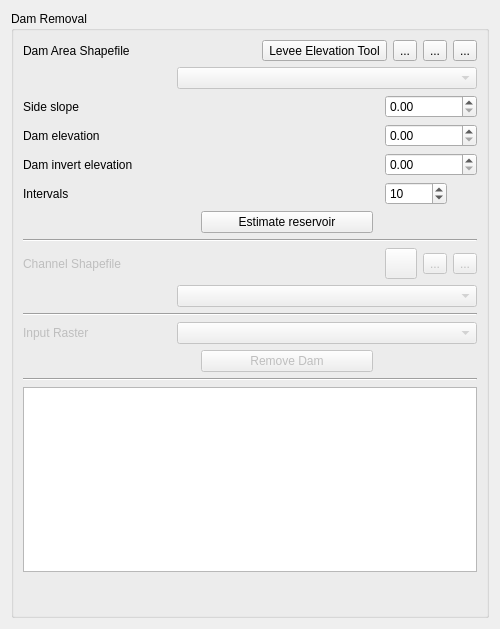
Before: the Qt Designer form flo2d/ui/pre_processing_widget.ui in FLO-2DSoftware/qgis-flo-2d-plugin, drawn with Qt 5.
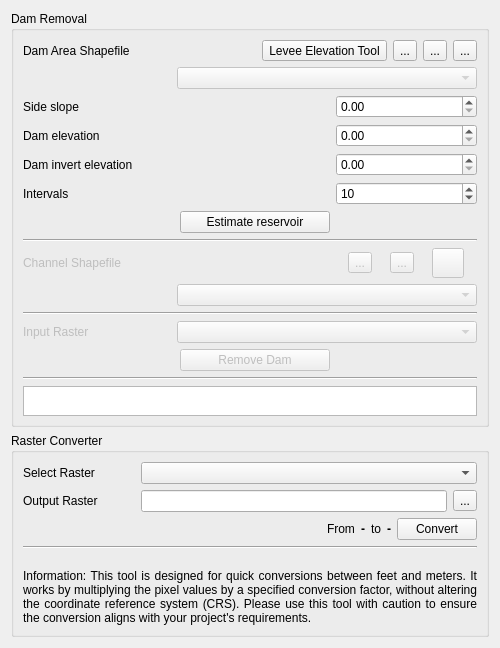
After: the same form once the commit is applied. Icons and pictures are not drawn. Custom widgets are drawn as their Qt base class.

Commit message: Added the raster converter

Patch:
```diff
--- a/flo2d/ui/pre_processing_widget.ui
+++ b/flo2d/ui/pre_processing_widget.ui
@@ -7,20 +7,435 @@
     <x>0</x>
     <y>0</y>
     <width>500</width>
-    <height>629</height>
+    <height>72</height>
    </rect>
   </property>
   <property name="windowTitle">
    <string>Form</string>
   </property>
   <layout class="QGridLayout" name="gridLayout_2">
+   <item row="1" column="0">
+    <widget class="QgsCollapsibleGroupBox" name="mGroupBox_2">
+     <property name="title">
+      <string>Raster Converter</string>
+     </property>
+     <property name="collapsed">
+      <bool>true</bool>
+     </property>
+     <layout class="QGridLayout" name="gridLayout_4">
+      <item row="1" column="0">
+       <widget class="Line" name="line_4">
+        <property name="orientation">
+         <enum>Qt::Horizontal</enum>
+        </property>
+       </widget>
+      </item>
+      <item row="0" column="0">
+       <layout class="QGridLayout" name="gridLayout">
+        <item row="2" column="0" rowspan="2" colspan="4">
+         <layout class="QHBoxLayout" name="horizontalLayout_7">
+          <item>
+           <spacer name="horizontalSpacer_15">
+            <property name="orientation">
+             <enum>Qt::Horizontal</enum>
+            </property>
+            <property name="sizeHint" stdset="0">
+             <size>
+              <width>40</width>
+              <height>20</height>
+             </size>
+            </property>
+           </spacer>
+          </item>
+          <item>
+           <widget class="QLabel" name="label_9">
+            <property name="text">
+             <string>From</string>
+            </property>
+           </widget>
+          </item>
+          <item>
+           <widget class="QLabel" name="from_units_le">
+            <property name="font">
+             <font>
+              <weight>75</weight>
+              <bold>true</bold>
+             </font>
+            </property>
+            <property name="text">
+             <string>-</string>
+            </property>
+           </widget>
+          </item>
+          <item>
+           <widget class="QLabel" name="label_11">
+            <property name="text">
+             <string>to</string>
+            </property>
+           </widget>
+          </item>
+          <item>
+           <widget class="QLabel" name="to_units_le">
+            <property name="font">
+             <font>
+              <weight>75</weight>
+              <bold>true</bold>
+             </font>
+            </property>
+            <property name="text">
+             <string>-</string>
+            </property>
+           </widget>
+          </item>
+          <item>
+           <widget class="QPushButton" name="convert_raster_btn">
+            <property name="text">
+             <string>Convert</string>
+            </property>
+           </widget>
+          </item>
+         </layout>
+        </item>
+        <item row="0" column="0">
+         <widget class="QLabel" name="label_8">
+          <property name="text">
+           <string>Select Raster</string>
+          </property>
+         </widget>
+        </item>
+        <item row="0" column="1" colspan="3">
+         <widget class="QComboBox" name="raster_converter_cbo"/>
+        </item>
+        <item row="1" column="0">
+         <widget class="QLabel" name="label_10">
+          <property name="text">
+           <string>Output Raster</string>
+          </property>
+         </widget>
+        </item>
+        <item row="1" column="1" colspan="3">
+         <layout class="QHBoxLayout" name="horizontalLayout_8">
+          <item>
+           <widget class="QLineEdit" name="output_raster_le"/>
+          </item>
+          <item>
+           <widget class="QToolButton" name="select_output_raster_btn">
+            <property name="text">
+             <string>...</string>
+            </property>
+           </widget>
+          </item>
+         </layout>
+        </item>
+       </layout>
+      </item>
+      <item row="2" column="0">
+       <widget class="QLabel" name="label_12">
+        <property name="text">
+         <string>
+Information: This tool is designed for quick conversions between feet and meters. It works by multiplying the pixel values by a specified conversion factor, without altering the coordinate reference system (CRS). Please use this tool with caution to ensure the conversion aligns with your project's requirements.</string>
+        </property>
+        <property name="alignment">
+         <set>Qt::AlignJustify|Qt::AlignVCenter</set>
+        </property>
+        <property name="wordWrap">
+         <bool>true</bool>
+        </property>
+       </widget>
+      </item>
+     </layout>
+    </widget>
+   </item>
    <item row="0" column="0">
-    <widget class="QGroupBox" name="groupBox">
+    <widget class="QgsCollapsibleGroupBox" name="mGroupBox">
      <property name="title">
       <string>Dam Removal</string>
      </property>
-     <layout class="QGridLayout" name="gridLayout">
-      <item row="0" column="0" colspan="6">
+     <property name="collapsed">
+      <bool>true</bool>
+     </property>
+     <layout class="QGridLayout" name="gridLayout_3">
+      <item row="8" column="1">
+       <spacer name="horizontalSpacer_3">
+        <property name="orientation">
+         <enum>Qt::Horizontal</enum>
+        </property>
+        <property name="sizeHint" stdset="0">
+         <size>
+          <width>150</width>
+          <height>20</height>
+         </size>
+        </property>
+       </spacer>
+      </item>
+      <item row="2" column="1">
+       <spacer name="horizontalSpacer_2">
+        <property name="orientation">
+         <enum>Qt::Horizontal</enum>
+        </property>
+        <property name="sizeHint" stdset="0">
+         <size>
+          <width>150</width>
+          <height>20</height>
+         </size>
+        </property>
+       </spacer>
+      </item>
+      <item row="6" column="2">
+       <spacer name="horizontalSpacer_11">
+        <property name="orientation">
+         <enum>Qt::Horizontal</enum>
+        </property>
+        <property name="sizeHint" stdset="0">
+         <size>
+          <width>68</width>
+          <height>20</height>
+         </size>
+        </property>
+       </spacer>
+      </item>
+      <item row="5" column="1">
+       <spacer name="horizontalSpacer_12">
+        <property name="orientation">
+         <enum>Qt::Horizontal</enum>
+        </property>
+        <property name="sizeHint" stdset="0">
+         <size>
+          <width>150</width>
+          <height>20</height>
+         </size>
+        </property>
+       </spacer>
+      </item>
+      <item row="8" column="2">
+       <layout class="QHBoxLayout" name="horizontalLayout_6">
+        <item>
+         <widget class="QToolButton" name="delete_channel_btn">
+          <property name="enabled">
+           <bool>false</bool>
+          </property>
+          <property name="toolTip">
+           <string>Delete current</string>
+          </property>
+          <property name="text">
+           <string>...</string>
+          </property>
+          <property name="icon">
+           <iconset>
+            <normaloff>../img/mActionDeleteSelected.svg</normaloff>../img/mActionDeleteSelected.svg</iconset>
+          </property>
+          <property name="iconSize">
+           <size>
+            <width>24</width>
+            <height>24</height>
+           </size>
+          </property>
+         </widget>
+        </item>
+        <item>
+         <widget class="QToolButton" name="save_changes_channel_btn">
+          <property name="enabled">
+           <bool>false</bool>
+          </property>
+          <property name="toolTip">
+           <string>Save channel</string>
+          </property>
+          <property name="text">
+           <string>...</string>
+          </property>
+          <property name="icon">
+           <iconset>
+            <normaloff>../img/mActionSaveAllEdits.svg</normaloff>../img/mActionSaveAllEdits.svg</iconset>
+          </property>
+          <property name="iconSize">
+           <size>
+            <width>24</width>
+            <height>24</height>
+           </size>
+          </property>
+         </widget>
+        </item>
+        <item>
+         <widget class="QToolButton" name="channel_tool_btn">
+          <property name="enabled">
+           <bool>false</bool>
+          </property>
+          <property name="toolTip">
+           <string>Add channel</string>
+          </property>
+          <property name="text">
+           <string/>
+          </property>
+          <property name="icon">
+           <iconset>
+            <normaloff>../img/mActionCapturePolygon.svg</normaloff>../img/mActionCapturePolygon.svg</iconset>
+          </property>
+          <property name="iconSize">
+           <size>
+            <width>24</width>
+            <height>24</height>
+           </size>
+          </property>
+          <property name="checkable">
+           <bool>false</bool>
+          </property>
+         </widget>
+        </item>
+       </layout>
+      </item>
+      <item row="3" column="1">
+       <spacer name="horizontalSpacer_5">
+        <property name="orientation">
+         <enum>Qt::Horizontal</enum>
+        </property>
+        <property name="sizeHint" stdset="0">
+         <size>
+          <width>150</width>
+          <height>20</height>
+         </size>
+        </property>
+       </spacer>
+      </item>
+      <item row="4" column="2">
+       <widget class="QDoubleSpinBox" name="h_bottom_sb">
+        <property name="maximum">
+         <double>9999.000000000000000</double>
+        </property>
+       </widget>
+      </item>
+      <item row="1" column="0" colspan="3">
+       <layout class="QHBoxLayout" name="horizontalLayout">
+        <item>
+         <spacer name="horizontalSpacer_7">
+          <property name="orientation">
+           <enum>Qt::Horizontal</enum>
+          </property>
+          <property name="sizeHint" stdset="0">
+           <size>
+            <width>138</width>
+            <height>20</height>
+           </size>
+          </property>
+         </spacer>
+        </item>
+        <item>
+         <widget class="QComboBox" name="dam_area_cbo">
+          <property name="enabled">
+           <bool>false</bool>
+          </property>
+          <property name="sizePolicy">
+           <sizepolicy hsizetype="MinimumExpanding" vsizetype="Fixed">
+            <horstretch>0</horstretch>
+            <verstretch>0</verstretch>
+           </sizepolicy>
+          </property>
+          <property name="minimumSize">
+           <size>
+            <width>300</width>
+            <height>0</height>
+           </size>
+          </property>
+         </widget>
+        </item>
+       </layout>
+      </item>
+      <item row="4" column="1">
+       <spacer name="horizontalSpacer_6">
+        <property name="orientation">
+         <enum>Qt::Horizontal</enum>
+        </property>
+        <property name="sizeHint" stdset="0">
+         <size>
+          <width>150</width>
+          <height>20</height>
+         </size>
+        </property>
+       </spacer>
+      </item>
+      <item row="8" column="0">
+       <widget class="QLabel" name="label_3">
+        <property name="enabled">
+         <bool>false</bool>
+        </property>
+        <property name="text">
+         <string>Channel Shapefile</string>
+        </property>
+       </widget>
+      </item>
+      <item row="9" column="0" colspan="3">
+       <layout class="QHBoxLayout" name="horizontalLayout_2">
+        <item>
+         <spacer name="horizontalSpacer_4">
+          <property name="orientation">
+           <enum>Qt::Horizontal</enum>
+          </property>
+          <property name="sizeHint" stdset="0">
+           <size>
+            <width>138</width>
+            <height>20</height>
+           </size>
+          </property>
+         </spacer>
+        </item>
+        <item>
+         <widget class="QComboBox" name="channel_cbo">
+          <property name="enabled">
+           <bool>false</bool>
+          </property>
+          <property name="sizePolicy">
+           <sizepolicy hsizetype="MinimumExpanding" vsizetype="Fixed">
+            <horstretch>0</horstretch>
+            <verstretch>0</verstretch>
+           </sizepolicy>
+          </property>
+          <property name="minimumSize">
+           <size>
+            <width>300</width>
+            <height>0</height>
+           </size>
+          </property>
+         </widget>
+        </item>
+       </layout>
+      </item>
+      <item row="11" column="0" colspan="3">
+       <layout class="QHBoxLayout" name="horizontalLayout_3">
+        <item>
+         <widget class="QLabel" name="label">
+          <property name="enabled">
+           <bool>false</bool>
+          </property>
+          <property name="text">
+           <string>Input Raster</string>
+          </property>
+         </widget>
+        </item>
+        <item>
+         <widget class="QComboBox" name="srcRasterCbo">
+          <property name="enabled">
+           <bool>false</bool>
+          </property>
+          <property name="minimumSize">
+           <size>
+            <width>300</width>
+            <height>0</height>
+           </size>
+          </property>
+         </widget>
+        </item>
+       </layout>
+      </item>
+      <item row="14" column="0" colspan="3">
+       <widget class="QTextEdit" name="results_te"/>
+      </item>
+      <item row="5" column="0">
+       <widget class="QLabel" name="label_7">
+        <property name="text">
+         <string>Intervals</string>
+        </property>
+       </widget>
+      </item>
+      <item row="0" column="0" colspan="3">
        <layout class="QHBoxLayout" name="horizontalLayout_5">
         <item>
          <widget class="QLabel" name="label_2">
@@ -146,90 +561,14 @@
         </item>
        </layout>
       </item>
-      <item row="1" column="0" colspan="6">
-       <layout class="QHBoxLayout" name="horizontalLayout">
-        <item>
-         <spacer name="horizontalSpacer_7">
-          <property name="orientation">
-           <enum>Qt::Horizontal</enum>
-          </property>
-          <property name="sizeHint" stdset="0">
-           <size>
-            <width>138</width>
-            <height>20</height>
-           </size>
-          </property>
-         </spacer>
-        </item>
-        <item>
-         <widget class="QComboBox" name="dam_area_cbo">
-          <property name="enabled">
-           <bool>false</bool>
-          </property>
-          <property name="sizePolicy">
-           <sizepolicy hsizetype="MinimumExpanding" vsizetype="Fixed">
-            <horstretch>0</horstretch>
-            <verstretch>0</verstretch>
-           </sizepolicy>
-          </property>
-          <property name="minimumSize">
-           <size>
-            <width>300</width>
-            <height>0</height>
-           </size>
-          </property>
-         </widget>
-        </item>
-       </layout>
-      </item>
-      <item row="2" column="0">
-       <widget class="QLabel" name="label_4">
+      <item row="6" column="1">
+       <widget class="QPushButton" name="estimate_btn">
         <property name="text">
-         <string>Side slope</string>
+         <string>Estimate reservoir</string>
         </property>
        </widget>
       </item>
-      <item row="2" column="1">
-       <spacer name="horizontalSpacer_2">
-        <property name="orientation">
-         <enum>Qt::Horizontal</enum>
-        </property>
-        <property name="sizeHint" stdset="0">
-         <size>
-          <width>150</width>
-          <height>20</height>
-         </size>
-        </property>
-       </spacer>
-      </item>
-      <item row="2" column="3" colspan="3">
-       <widget class="QDoubleSpinBox" name="side_slope_sb">
-        <property name="maximum">
-         <double>9999.000000000000000</double>
-        </property>
-       </widget>
-      </item>
-      <item row="3" column="0">
-       <widget class="QLabel" name="label_5">
-        <property name="text">
-         <string>Dam elevation</string>
-        </property>
-       </widget>
-      </item>
-      <item row="3" column="1">
-       <spacer name="horizontalSpacer_5">
-        <property name="orientation">
-         <enum>Qt::Horizontal</enum>
-        </property>
-        <property name="sizeHint" stdset="0">
-         <size>
-          <width>150</width>
-          <height>20</height>
-         </size>
-        </property>
-       </spacer>
-      </item>
-      <item row="3" column="3" colspan="3">
+      <item row="3" column="2">
        <widget class="QDoubleSpinBox" name="h_top_sb">
         <property name="maximum">
          <double>9999.000000000000000</double>
@@ -243,47 +582,67 @@
         </property>
        </widget>
       </item>
-      <item row="4" column="1">
-       <spacer name="horizontalSpacer_6">
+      <item row="3" column="0">
+       <widget class="QLabel" name="label_5">
+        <property name="text">
+         <string>Dam elevation</string>
+        </property>
+       </widget>
+      </item>
+      <item row="2" column="0">
+       <widget class="QLabel" name="label_4">
+        <property name="text">
+         <string>Side slope</string>
+        </property>
+       </widget>
+      </item>
+      <item row="12" column="2">
+       <spacer name="horizontalSpacer_9">
         <property name="orientation">
          <enum>Qt::Horizontal</enum>
         </property>
         <property name="sizeHint" stdset="0">
          <size>
-          <width>150</width>
+          <width>38</width>
           <height>20</height>
          </size>
         </property>
        </spacer>
       </item>
-      <item row="4" column="3" colspan="3">
-       <widget class="QDoubleSpinBox" name="h_bottom_sb">
-        <property name="maximum">
-         <double>9999.000000000000000</double>
+      <item row="12" column="0">
+       <spacer name="horizontalSpacer_8">
+        <property name="orientation">
+         <enum>Qt::Horizontal</enum>
         </property>
-       </widget>
+        <property name="sizeHint" stdset="0">
+         <size>
+          <width>151</width>
+          <height>20</height>
+         </size>
+        </property>
+       </spacer>
       </item>
-      <item row="5" column="0">
-       <widget class="QLabel" name="label_7">
-        <property name="text">
-         <string>Intervals</string>
+      <item row="7" column="0" colspan="3">
+       <widget class="Line" name="line">
+        <property name="orientation">
+         <enum>Qt::Horizontal</enum>
         </property>
        </widget>
       </item>
-      <item row="5" column="1">
-       <spacer name="horizontalSpacer_12">
+      <item row="6" column="0">
+       <spacer name="horizontalSpacer_10">
         <property name="orientation">
          <enum>Qt::Horizontal</enum>
         </property>
         <property name="sizeHint" stdset="0">
          <size>
-          <width>150</width>
+          <width>151</width>
           <height>20</height>
          </size>
         </property>
        </spacer>
       </item>
-      <item row="5" column="3" colspan="2">
+      <item row="5" column="2">
        <widget class="QSpinBox" name="intervals_sb">
         <property name="minimum">
          <number>1</number>
@@ -293,224 +652,13 @@
         </property>
        </widget>
       </item>
-      <item row="6" column="0">
-       <spacer name="horizontalSpacer_10">
-        <property name="orientation">
-         <enum>Qt::Horizontal</enum>
-        </property>
-        <property name="sizeHint" stdset="0">
-         <size>
-          <width>151</width>
-          <height>20</height>
-         </size>
-        </property>
-       </spacer>
-      </item>
-      <item row="6" column="1">
-       <widget class="QPushButton" name="estimate_btn">
-        <property name="text">
-         <string>Estimate reservoir</string>
-        </property>
-       </widget>
-      </item>
-      <item row="6" column="3" colspan="2">
-       <spacer name="horizontalSpacer_11">
-        <property name="orientation">
-         <enum>Qt::Horizontal</enum>
-        </property>
-        <property name="sizeHint" stdset="0">
-         <size>
-          <width>68</width>
-          <height>20</height>
-         </size>
-        </property>
-       </spacer>
-      </item>
-      <item row="7" column="0" colspan="6">
-       <widget class="Line" name="line">
-        <property name="orientation">
-         <enum>Qt::Horizontal</enum>
-        </property>
-       </widget>
-      </item>
-      <item row="8" column="0">
-       <widget class="QLabel" name="label_3">
-        <property name="enabled">
-         <bool>false</bool>
-        </property>
-        <property name="text">
-         <string>Channel Shapefile</string>
-        </property>
-       </widget>
-      </item>
-      <item row="8" column="1">
-       <spacer name="horizontalSpacer_3">
-        <property name="orientation">
-         <enum>Qt::Horizontal</enum>
-        </property>
-        <property name="sizeHint" stdset="0">
-         <size>
-          <width>150</width>
-          <height>20</height>
-         </size>
-        </property>
-       </spacer>
-      </item>
-      <item row="8" column="3">
-       <widget class="QToolButton" name="channel_tool_btn">
-        <property name="enabled">
-         <bool>false</bool>
-        </property>
-        <property name="toolTip">
-         <string>Add channel</string>
-        </property>
-        <property name="text">
-         <string/>
-        </property>
-        <property name="icon">
-         <iconset>
-          <normaloff>../img/mActionCapturePolygon.svg</normaloff>../img/mActionCapturePolygon.svg</iconset>
-        </property>
-        <property name="iconSize">
-         <size>
-          <width>24</width>
-          <height>24</height>
-         </size>
-        </property>
-        <property name="checkable">
-         <bool>false</bool>
-        </property>
-       </widget>
-      </item>
-      <item row="8" column="4">
-       <widget class="QToolButton" name="save_changes_channel_btn">
-        <property name="enabled">
-         <bool>false</bool>
-        </property>
-        <property name="toolTip">
-         <string>Save channel</string>
-        </property>
-        <property name="text">
-         <string>...</string>
-        </property>
-        <property name="icon">
-         <iconset>
-          <normaloff>../img/mActionSaveAllEdits.svg</normaloff>../img/mActionSaveAllEdits.svg</iconset>
-        </property>
-        <property name="iconSize">
-         <size>
-          <width>24</width>
-          <height>24</height>
-         </size>
-        </property>
-       </widget>
-      </item>
-      <item row="8" column="5">
-       <widget class="QToolButton" name="delete_channel_btn">
-        <property name="enabled">
-         <bool>false</bool>
-        </property>
-        <property name="toolTip">
-         <string>Delete current</string>
-        </property>
-        <property name="text">
-         <string>...</string>
-        </property>
-        <property name="icon">
-         <iconset>
-          <normaloff>../img/mActionDeleteSelected.svg</normaloff>../img/mActionDeleteSelected.svg</iconset>
-        </property>
-        <property name="iconSize">
-         <size>
-          <width>24</width>
-          <height>24</height>
-         </size>
-        </property>
-       </widget>
-      </item>
-      <item row="9" column="0" colspan="6">
-       <layout class="QHBoxLayout" name="horizontalLayout_2">
-        <item>
-         <spacer name="horizontalSpacer_4">
-          <property name="orientation">
-           <enum>Qt::Horizontal</enum>
-          </property>
-          <property name="sizeHint" stdset="0">
-           <size>
-            <width>138</width>
-            <height>20</height>
-           </size>
-          </property>
-         </spacer>
-        </item>
-        <item>
-         <widget class="QComboBox" name="channel_cbo">
-          <property name="enabled">
-           <bool>false</bool>
-          </property>
-          <property name="sizePolicy">
-           <sizepolicy hsizetype="MinimumExpanding" vsizetype="Fixed">
-            <horstretch>0</horstretch>
-            <verstretch>0</verstretch>
-           </sizepolicy>
-          </property>
-          <property name="minimumSize">
-           <size>
-            <width>300</width>
-            <height>0</height>
-           </size>
-          </property>
-         </widget>
-        </item>
-       </layout>
-      </item>
-      <item row="10" column="0" colspan="6">
+      <item row="10" column="0" colspan="3">
        <widget class="Line" name="line_2">
         <property name="orientation">
          <enum>Qt::Horizontal</enum>
         </property>
        </widget>
       </item>
-      <item row="11" column="0" colspan="6">
-       <layout class="QHBoxLayout" name="horizontalLayout_3">
-        <item>
-         <widget class="QLabel" name="label">
-          <property name="enabled">
-           <bool>false</bool>
-          </property>
-          <property name="text">
-           <string>Input Raster</string>
-          </property>
-         </widget>
-        </item>
-        <item>
-         <widget class="QComboBox" name="srcRasterCbo">
-          <property name="enabled">
-           <bool>false</bool>
-          </property>
-          <property name="minimumSize">
-           <size>
-            <width>300</width>
-            <height>0</height>
-           </size>
-          </property>
-         </widget>
-        </item>
-       </layout>
-      </item>
-      <item row="12" column="0">
-       <spacer name="horizontalSpacer_8">
-        <property name="orientation">
-         <enum>Qt::Horizontal</enum>
-        </property>
-        <property name="sizeHint" stdset="0">
-         <size>
-          <width>151</width>
-          <height>20</height>
-         </size>
-        </property>
-       </spacer>
-      </item>
       <item row="12" column="1">
        <widget class="QPushButton" name="remove_dam_btn">
         <property name="enabled">
@@ -521,47 +669,33 @@
         </property>
        </widget>
       </item>
-      <item row="12" column="2" colspan="2">
-       <spacer name="horizontalSpacer_9">
-        <property name="orientation">
-         <enum>Qt::Horizontal</enum>
+      <item row="2" column="2">
+       <widget class="QDoubleSpinBox" name="side_slope_sb">
+        <property name="maximum">
+         <double>9999.000000000000000</double>
         </property>
-        <property name="sizeHint" stdset="0">
-         <size>
-          <width>38</width>
-          <height>20</height>
-         </size>
-        </property>
-       </spacer>
+       </widget>
       </item>
-      <item row="13" column="0" colspan="6">
+      <item row="13" column="0" colspan="3">
        <widget class="Line" name="line_3">
         <property name="orientation">
          <enum>Qt::Horizontal</enum>
         </property>
        </widget>
       </item>
-      <item row="14" column="0" colspan="6">
-       <widget class="QTextEdit" name="results_te"/>
-      </item>
-      <item row="15" column="0">
-       <spacer name="verticalSpacer">
-        <property name="orientation">
-         <enum>Qt::Vertical</enum>
-        </property>
-        <property name="sizeHint" stdset="0">
-         <size>
-          <width>20</width>
-          <height>40</height>
-         </size>
-        </property>
-       </spacer>
-      </item>
      </layout>
     </widget>
    </item>
   </layout>
  </widget>
+ <customwidgets>
+  <customwidget>
+   <class>QgsCollapsibleGroupBox</class>
+   <extends>QGroupBox</extends>
+   <header>qgscollapsiblegroupbox.h</header>
+   <container>1</container>
+  </customwidget>
+ </customwidgets>
  <tabstops>
   <tabstop>dam_area_tool_btn</tabstop>
   <tabstop>save_changes_dam_btn</tabstop>
```
Left out of the diff: 9 changed lines with no effect on the pictures. The commit also changes 1 other file.
